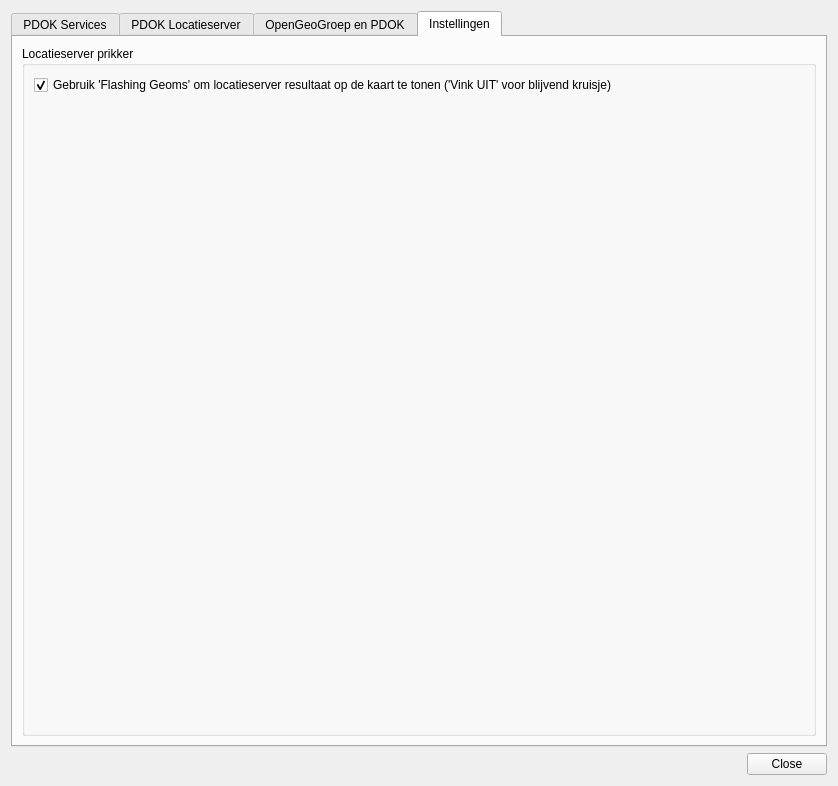
Old version of the form pdokservicesplugin/pdokservicesplugindialog.ui in the repository rduivenvoorde/pdokservicesplugin.
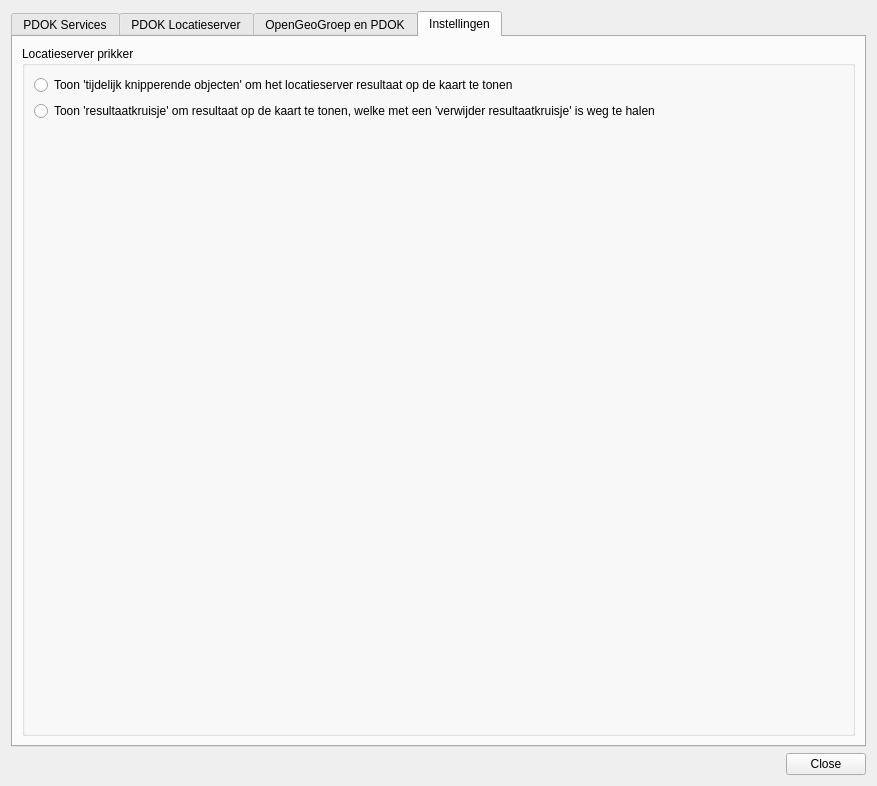
New version of the form. The open tabs and pages were chosen to show the change. Icons and pictures are not drawn.

Commit message: Change Checkbox to radio's for changing visual behaviour of results

Diff of the .ui file:
```diff
--- a/pdokservicesplugin/pdokservicesplugindialog.ui
+++ b/pdokservicesplugin/pdokservicesplugindialog.ui
@@ -6,7 +6,7 @@
    <rect>
     <x>0</x>
     <y>0</y>
-    <width>838</width>
+    <width>877</width>
     <height>786</height>
    </rect>
   </property>
@@ -372,17 +372,14 @@
           <string>Locatieserver prikker</string>
          </property>
          <layout class="QGridLayout" name="gridLayout_6">
-          <item row="0" column="0">
-           <widget class="QCheckBox" name="cb_flashing_geoms">
+          <item row="1" column="0">
+           <widget class="QRadioButton" name="cb_yellow_cross">
             <property name="text">
-             <string>Gebruik 'Flashing Geoms' om locatieserver resultaat op de kaart te tonen ('Vink UIT' voor blijvend kruisje)</string>
-            </property>
-            <property name="checked">
-             <bool>true</bool>
+             <string>Toon 'resultaatkruisje' om resultaat op de kaart te tonen, welke met een 'verwijder resultaatkruisje' is weg te halen</string>
             </property>
            </widget>
           </item>
-          <item row="1" column="0">
+          <item row="2" column="0">
            <spacer name="verticalSpacer">
             <property name="orientation">
              <enum>Qt::Vertical</enum>
@@ -395,6 +392,13 @@
             </property>
            </spacer>
           </item>
+          <item row="0" column="0">
+           <widget class="QRadioButton" name="cb_flashing_geoms">
+            <property name="text">
+             <string>Toon 'tijdelijk knipperende objecten' om het locatieserver resultaat op de kaart te tonen</string>
+            </property>
+           </widget>
+          </item>
          </layout>
         </widget>
        </item>
```
Left out of the diff: 2 changed lines with no effect on the pictures. The commit also changes 1 other file.
